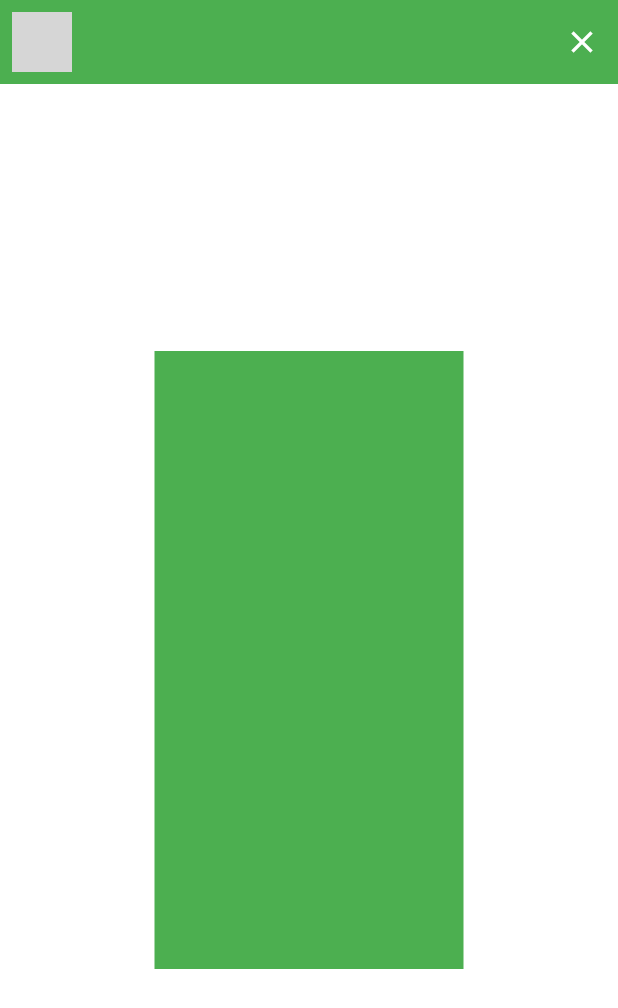
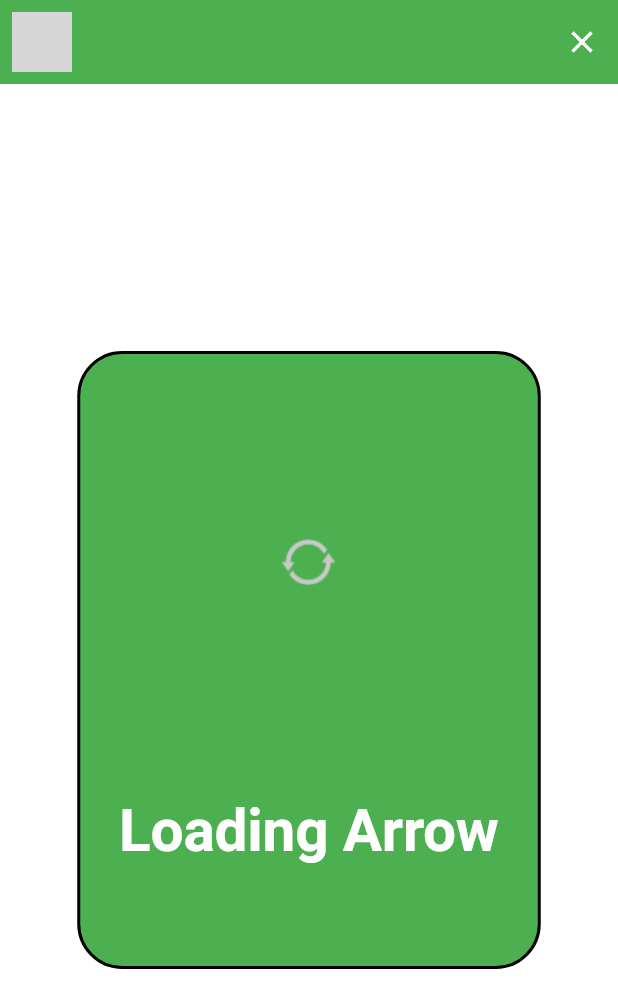
Before and after one commit to Nde-Dilan/Nerala, a Flutter app: the FlashCardsPage screen opened directly, on a phone screen of 412 x 824 dp. Shown: the top 1008 px of the screen. Run offline on Flutter 3.47's test engine with Material 3 defaults, Android fonts, the phone set to English and light mode, and no system bars; grey boxes are pictures that could not be loaded.

Commit message:
Adding the image and text on both side of the card

```diff
--- /dev/null
+++ b/lib/components/card_display.dart
@@ -0,0 +1,77 @@
+import 'package:anki_like_app/configs/constants.dart';
+import 'package:anki_like_app/configs/themes.dart';
+import 'package:anki_like_app/notifiyers/flascards_notifiyer.dart';
+import 'package:flutter/material.dart';
+import 'package:provider/provider.dart';
+
+class CardDisplay extends StatelessWidget {
+  const CardDisplay({
+    super.key,
+    required this.size,
+    required this.isCardOne,
+  });
+
+  final Size size;
+  final bool isCardOne;
+
+  @override
+  Widget build(BuildContext context) {
+    return Consumer<FlashCardsNotifier>(
+        builder: (BuildContext context, FlashCardsNotifier notifier,
+                Widget? child) =>
+            Center(
+              child: Container(
+                padding: EdgeInsets.symmetric(
+                    vertical: size.height * 0.05, horizontal: 18),
+                width: size.width * .75,
+                height: size.height * 0.5,
+                decoration: BoxDecoration(
+                    border: Border.all(
+                        color: palette.black, width: borderCardWidth),
+                    borderRadius: BorderRadius.circular(circularCardBorder),
+                    color: Theme.of(context).primaryColor),
+                child: isCardOne
+                    ? Column(
+                        children: [
+                          buildImage(notifier.word1.english),
+                          SizedBox(
+                            height: size.height * 0.040,
+                          ),
+                          buildTextBox(notifier.word1.english, context, 1),
+                        ],
+                      )
+                    : Column(
+                        children: [
+                          buildImage(notifier.word1.english),
+                          SizedBox(
+                            height: size.height * 0.040,
+                          ),
+                          buildTextBox(notifier.word2.character, context, 1),
+                        ],
+                      ),
+              ),
+            ));
+  }
+
+/// If we want to include hand writting characters and the french ones, just modify this method
+  Expanded buildTextBox(
+      String word, BuildContext context, int flex) {
+    return Expanded(
+        child: Padding(
+      padding: const EdgeInsets.symmetric(horizontal: 8.0),
+      child: SizedBox(
+        width: double.infinity,
+        height: double.infinity,
+        child: FittedBox(
+          child: Text(word,
+              style: Theme.of(context).textTheme.displayLarge),
+        ),
+      ),
+    ));
+  }
+
+  Expanded buildImage(String imagePath) {
+    return Expanded(
+        flex: 2, child: Image.asset("assets/topics/$imagePath.png"));
+  }
+}
--- a/lib/components/flashcards_page/card_one.dart
+++ b/lib/components/flashcards_page/card_one.dart
@@ -1,6 +1,9 @@
 import 'package:anki_like_app/animations/fade_in_animation.dart';
 import 'package:anki_like_app/animations/half_flip_animation.dart';
 import 'package:anki_like_app/animations/slide_animation.dart';
+import 'package:anki_like_app/components/card_display.dart';
+import 'package:anki_like_app/configs/constants.dart';
+import 'package:anki_like_app/configs/themes.dart';
 import 'package:anki_like_app/enums/slide_directions.dart';
 import 'package:anki_like_app/notifiyers/flascards_notifiyer.dart';
 import 'package:flutter/material.dart';
@@ -21,6 +24,7 @@ class CardOne extends StatelessWidget {
               GestureDetector(
         onDoubleTap: () {
           notifier.runFlipCard1();
+
           /// The ignoreTouch is set to true to prevent the user from interacting with the card while it is flipping
           notifier.setIgnoreTouch(ignore: true);
         },
@@ -46,15 +50,7 @@ class CardOne extends StatelessWidget {
             slideDirection: SlideDirection.upIn,
             child: FadeInAnimation(
               duration: 1500,
-              child: Center(
-                child: Container(
-                  width: size.width * .5,
-                  height: size.height * 0.5,
-                  decoration:
-                      BoxDecoration(color: Theme.of(context).primaryColor),
-                  child: Text(notifier.word1.english),
-                ),
-              ),
+              child: CardDisplay(size: size, isCardOne: true,),
             ),
           ),
         ),
--- a/lib/components/flashcards_page/card_two.dart
+++ b/lib/components/flashcards_page/card_two.dart
@@ -1,7 +1,11 @@
+import 'dart:math';
+
 import 'package:anki_like_app/animations/fade_in_animation.dart';
 import 'package:anki_like_app/animations/half_flip_animation.dart';
 import 'package:anki_like_app/animations/slide_animation.dart';
+import 'package:anki_like_app/components/card_display.dart';
 import 'package:anki_like_app/configs/constants.dart';
+import 'package:anki_like_app/configs/themes.dart';
 import 'package:anki_like_app/enums/slide_directions.dart';
 import 'package:anki_like_app/notifiyers/flascards_notifiyer.dart';
 import 'package:flutter/material.dart';
@@ -57,14 +61,9 @@ class CardTwo extends StatelessWidget {
             slideDirection: notifier.swipeDirection,
             child: FadeInAnimation(
               duration: 1500,
-              child: Center(
-                child: Container(
-                  width: size.width * .5,
-                  height: size.height * 0.5,
-                  decoration:
-                      BoxDecoration(color: Theme.of(context).primaryColor),
-                  child: Text(notifier.word2.character),
-                ),
+              child: CardDisplay(
+                isCardOne: false,
+                size: size,
               ),
             ),
           ),
--- a/lib/configs/constants.dart
+++ b/lib/configs/constants.dart
@@ -1,3 +1,5 @@
 const double iconPadding = 0.06;
 
 const int slideAnimDuration = 500;
+const double circularCardBorder = 30;
+const double borderCardWidth = 02;
--- a/lib/configs/themes.dart
+++ b/lib/configs/themes.dart
@@ -5,11 +5,14 @@ Palette palette = Palette();
 final appTheme = ThemeData(
   primaryColor: palette.green,
   textTheme: TextTheme(
-      bodyMedium: TextStyle(
-    color: palette.trueWhite,
-    fontWeight: FontWeight.w400,
-    fontSize: 18,
-  )),
+    bodyMedium: TextStyle(
+      color: palette.trueWhite,
+      fontWeight: FontWeight.w400,
+      fontSize: 18,
+    ),
+    displayLarge: TextStyle(
+        color: palette.trueWhite, fontWeight: FontWeight.bold, fontSize: 58),
+  ),
   appBarTheme: AppBarTheme(
     elevation: 0,
     centerTitle: true,
--- a/lib/notifiyers/flascards_notifiyer.dart
+++ b/lib/notifiyers/flascards_notifiyer.dart
@@ -10,7 +10,8 @@ class FlashCardsNotifier extends ChangeNotifier {
   String topic = "";
 
   ///Word you will find on the card at any given moment
-  Word word1 = Word(topic: "", english: "", character: "", pinyin: "");
+  Word word1 =
+      Word(topic: "", english: "Loading Arrow", character: "", pinyin: "");
   Word word2 = Word(topic: "", english: "", character: "", pinyin: "");
 
   /// All the words for a selected topic
```
Also changed, not shown: lib/models/word.dart (+5 -2 lines).
